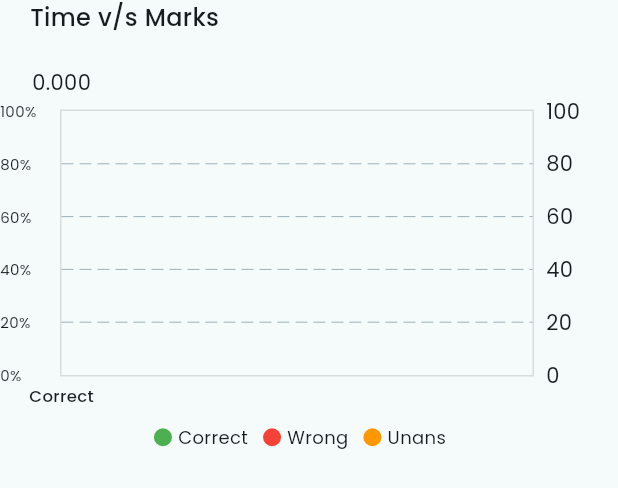
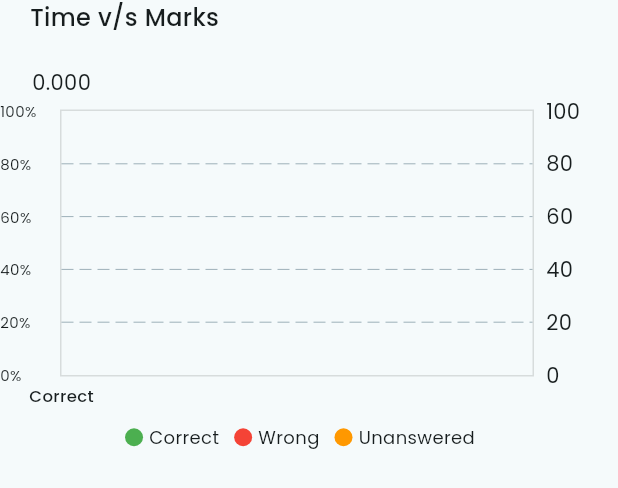
Before and after one commit to donymashup/Etutor, a Flutter app: the TimeVsMarksChart widget shown alone on an empty page, opened directly with empty values, on a phone screen of 412 x 824 dp. Shown: the top 488 px of the screen. Run offline on Flutter 3.47's test engine with Material 3 defaults, Android fonts, the phone set to English and light mode, and no system bars; drawn by our look-alikes of fl_chart; our stand-ins replace better_player, cached_network_image, dotted_border, flutter_secure_storage, font_awesome_flutter, image_picker and 9 more; missing offline and left inert: custom_timer, fluentui_emoji_icon, flutter_tex, iconify_flutter, syncfusion_flutter_pdfviewer; accounts and stored records are empty; network calls fail; project files that could hold a hidden picture were left out.

```diff
--- a/lib/features/chapter_analysis/widgets/timevsmarkschart.dart
+++ b/lib/features/chapter_analysis/widgets/timevsmarkschart.dart
@@ -124,7 +124,7 @@ class TimeVsMarksChart extends StatelessWidget {
                 SizedBox(width: 10),
                 LegendItem(color: Colors.red, text: "Wrong"),
                 SizedBox(width: 10),
-                LegendItem(color: Colors.orange, text: "Unans"),
+                LegendItem(color: Colors.orange, text: "Unanswered"),
               ],
             ),
           ],
--- a/lib/features/subscribed_course/provider/subcribed_course_provider.dart
+++ b/lib/features/subscribed_course/provider/subcribed_course_provider.dart
@@ -60,6 +60,7 @@ class SubcribedCourseProvider extends ChangeNotifier {
   // fetch chapter list
   Future fetchCourseChapter (BuildContext context,String packageSubjectId) async {
     _isLoadingchapter = true;
+    _expandedIndex = null;
     notifyListeners();
     try {
       final response = await SubscribedCourseService().courseChapters(
--- a/lib/features/subscribed_course/widgets/course_chapter_card.dart
+++ b/lib/features/subscribed_course/widgets/course_chapter_card.dart
@@ -82,7 +82,7 @@ class CourseChapterCard extends StatelessWidget {
                       )),
                   Expanded(
                     child: Padding(
-                      padding: const EdgeInsets.symmetric(horizontal: 12.0),
+                       padding: const EdgeInsets.symmetric(horizontal: 12.0),
                       child: Text(
                         subjectName,
                         style: const TextStyle(
```
